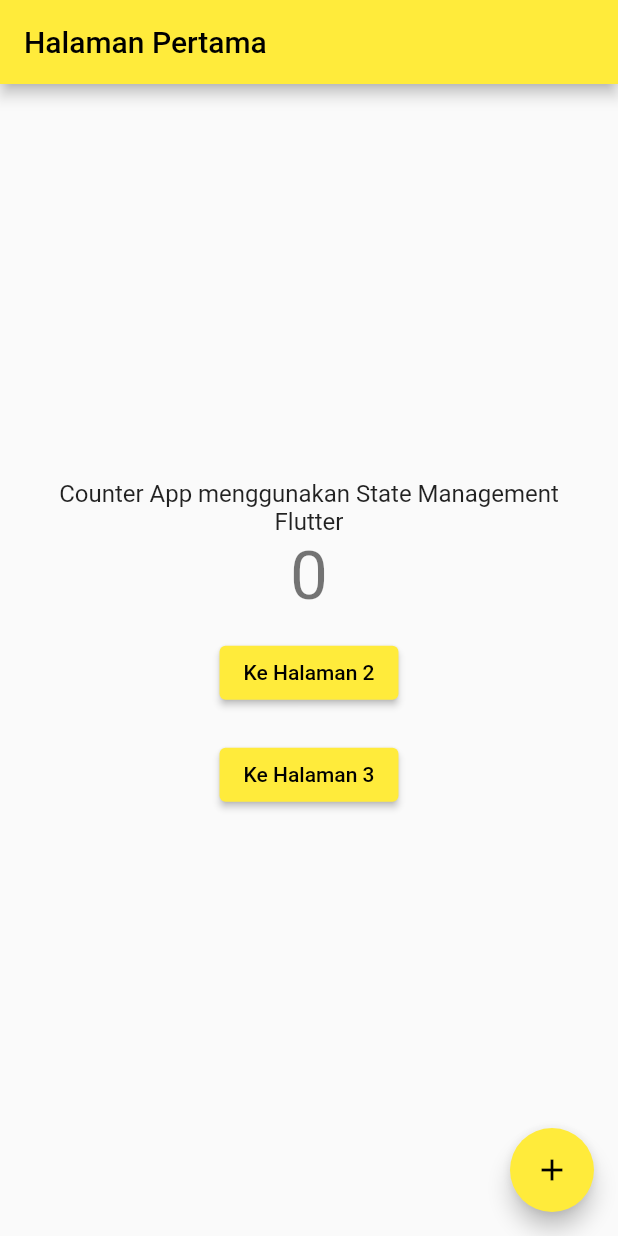
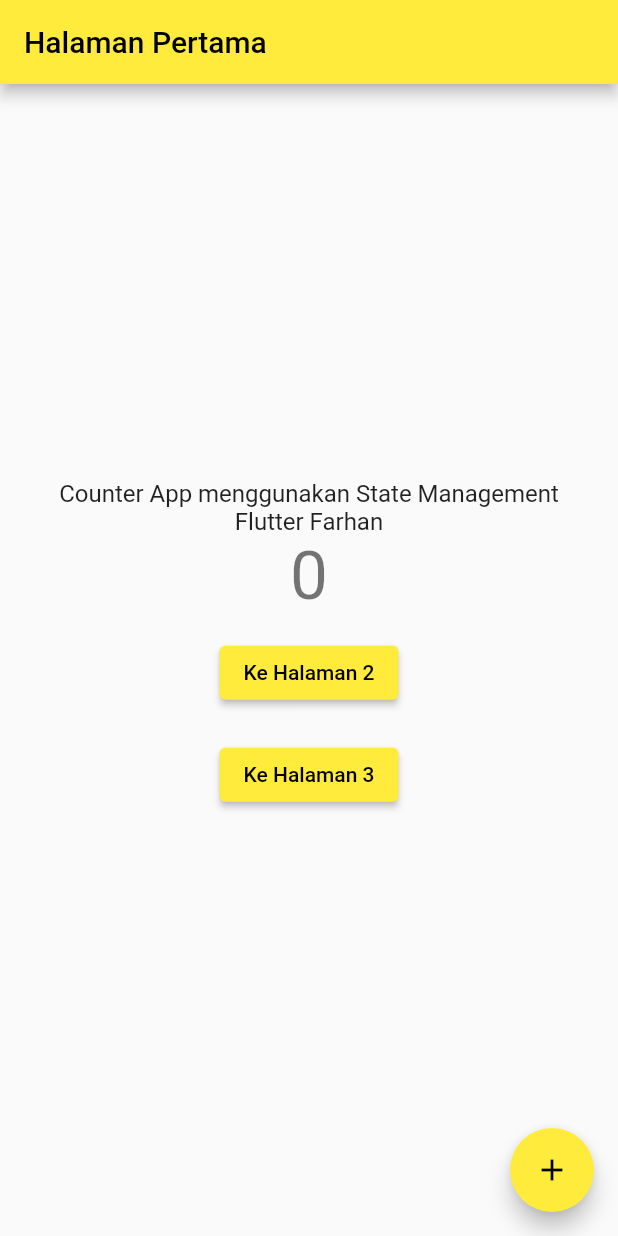
Before and after one commit to farhandito15/tugas_flutter, a Flutter app: the screen it shows after launch, on a phone screen of 412 x 824 dp. Run offline on Flutter 3.47's test engine with Material 2 defaults, Android fonts, the phone set to English and light mode, and no system bars.

Commit message:
commit state management

```diff
--- a/lib/main.dart
+++ b/lib/main.dart
@@ -56,7 +56,7 @@ class _MyHomePageState extends State<MyHomePage> {
             mainAxisAlignment: MainAxisAlignment.center,
             children: <Widget>[
               const Text(
-                'Counter App menggunakan State Management Flutter',
+                'Counter App menggunakan State Management Flutter Farhan',
                 textAlign: TextAlign.center,
                 style: TextStyle(fontSize: 16),
               ),
```
